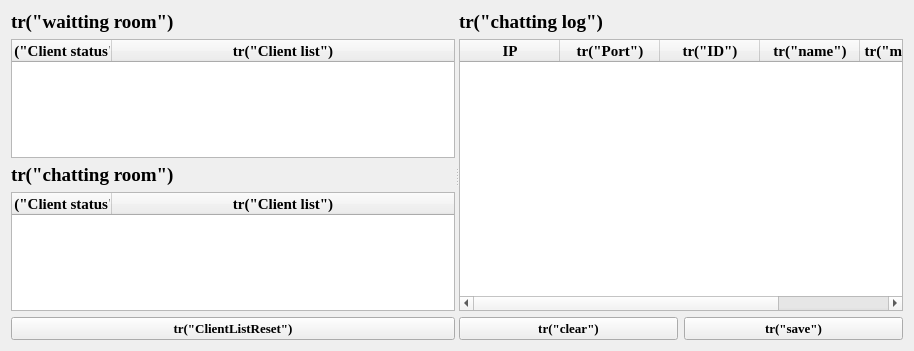
First picture: the form in CSApp/chatserverform.ui, repository ToSaveData/3rd_mini_project, before the edit.
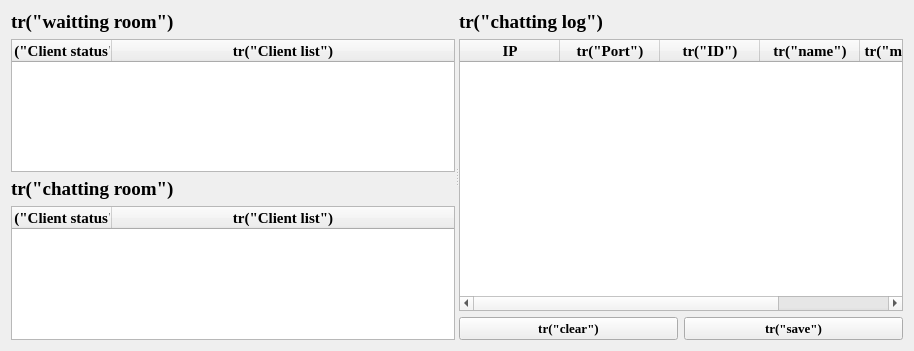
Second picture: the form after the edit.

Diff of the .ui file:
```diff
--- a/CSApp/chatserverform.ui
+++ b/CSApp/chatserverform.ui
@@ -155,26 +155,6 @@
          </item>
         </layout>
        </item>
-       <item>
-        <widget class="QPushButton" name="resetPushButton">
-         <property name="minimumSize">
-          <size>
-           <width>0</width>
-           <height>0</height>
-          </size>
-         </property>
-         <property name="font">
-          <font>
-           <family>Times New Roman</family>
-           <pointsize>10</pointsize>
-           <bold>true</bold>
-          </font>
-         </property>
-         <property name="text">
-          <string>tr(&quot;ClientListReset&quot;)</string>
-         </property>
-        </widget>
-       </item>
       </layout>
      </widget>
      <widget class="QWidget" name="layoutWidget">
```
